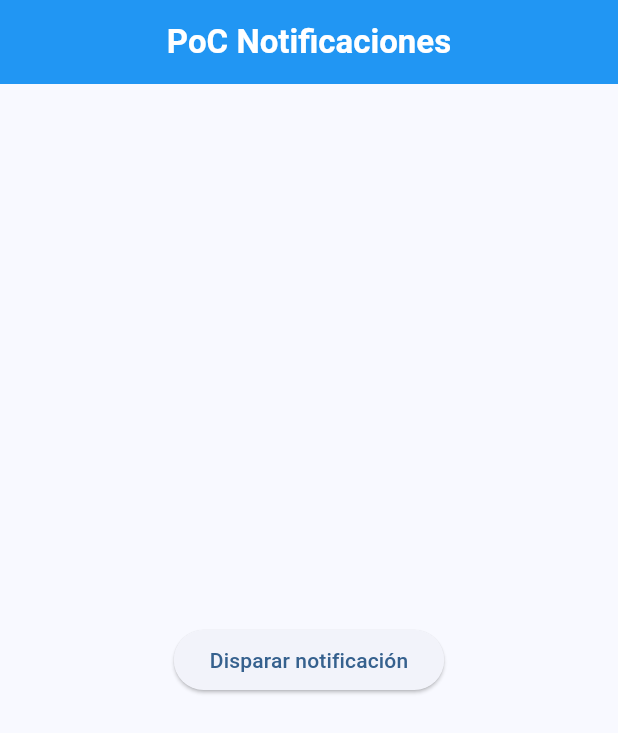
After one commit to DavidMarvel-2409/myhomework, a Flutter app: the screen it shows after launch, in the side drawer, after a tap on "PoC Notificaciones", on a phone screen of 412 x 824 dp. The commit adds this screen. Shown: the top 733 px of the screen. Run offline on Flutter 3.47's test engine with Material 3 defaults, Android fonts, the phone set to English and light mode, and no system bars; our stand-ins replace flutter_local_notifications, table_calendar.

Commit message:
Validacion tecnica de flutter_local_notifications

```diff
--- a/lib/main.dart
+++ b/lib/main.dart
@@ -1,6 +1,11 @@
 import 'package:flutter/material.dart';
 import 'app.dart';
+import 'services/notification_service.dart';
 
-void main() {
+void main() async {
+  WidgetsFlutterBinding.ensureInitialized();
+
+  await NotificationService.init();
+
   runApp(const MyApp());
 }
--- a/lib/routes/app_routes.dart
+++ b/lib/routes/app_routes.dart
@@ -7,6 +7,7 @@ import '../screens/splash_screen.dart';
 import '../screens/profile_screen.dart';
 import '../screens/about_screen.dart';
 import '../screens/help_screen.dart';
+import '../screens/notification_poc_screen.dart';
 
 class AppRoutes {
   static Map<String, WidgetBuilder> get routes => {
@@ -18,5 +19,6 @@ class AppRoutes {
     '/profile': (context) => const ProfileScreen(),
     '/about': (context) => const AboutScreen(),
     '/help': (context) => const HelpScreen(),
+    '/poc_notifications': (context) => const NotificationPoCScreen(),
   };
 }
--- /dev/null
+++ b/lib/screens/notification_poc_screen.dart
@@ -0,0 +1,28 @@
+import 'package:flutter/material.dart';
+import '../services/notification_service.dart';
+
+class NotificationPoCScreen extends StatelessWidget {
+  const NotificationPoCScreen({super.key});
+
+  @override
+  Widget build(BuildContext context) {
+    return Scaffold(
+      appBar: AppBar(title: const Text("PoC Notificaciones")),
+      body: Center(
+        child: ElevatedButton(
+          onPressed: () async {
+            print("BOTON PRESIONADO");
+            await NotificationService.showTestNotification();
+
+            print("NOTIFICACION ENVIADA");
+
+            ScaffoldMessenger.of(context).showSnackBar(
+              const SnackBar(content: Text("Notificación enviada")),
+            );
+          },
+          child: const Text("Disparar notificación"),
+        ),
+      ),
+    );
+  }
+}
--- /dev/null
+++ b/lib/services/notification_service.dart
@@ -0,0 +1,46 @@
+import 'package:flutter_local_notifications/flutter_local_notifications.dart';
+
+class NotificationService {
+  static final FlutterLocalNotificationsPlugin _plugin =
+      FlutterLocalNotificationsPlugin();
+
+  static Future<void> init() async {
+    const AndroidInitializationSettings androidSettings =
+        AndroidInitializationSettings('@mipmap/ic_launcher');
+
+    const InitializationSettings settings = InitializationSettings(
+      android: androidSettings,
+    );
+
+    await _plugin.initialize(settings);
+
+    final androidPlugin = _plugin
+        .resolvePlatformSpecificImplementation<
+          AndroidFlutterLocalNotificationsPlugin
+        >();
+
+    await androidPlugin?.requestNotificationsPermission();
+  }
+
+  static Future<void> showTestNotification() async {
+    const AndroidNotificationDetails androidDetails =
+        AndroidNotificationDetails(
+          'poc_channel',
+          'PoC Notifications',
+          channelDescription: 'Canal de pruebas',
+          importance: Importance.max,
+          priority: Priority.high,
+        );
+
+    const NotificationDetails details = NotificationDetails(
+      android: androidDetails,
+    );
+
+    await _plugin.show(
+      0,
+      'Prueba PoC',
+      'La notificación funciona correctamente',
+      details,
+    );
+  }
+}
--- a/lib/widgets/app_drawer.dart
+++ b/lib/widgets/app_drawer.dart
@@ -78,6 +78,13 @@ class AppDrawer extends StatelessWidget {
               _navigate(context, '/help');
             },
           ),
+          ListTile(
+            leading: const Icon(Icons.notifications),
+            title: const Text('PoC Notificaciones'),
+            onTap: () {
+              _navigate(context, '/poc_notifications');
+            },
+          ),
         ],
       ),
     );
--- a/pubspec.yaml
+++ b/pubspec.yaml
@@ -34,6 +34,7 @@ dependencies:
   # The following adds the Cupertino Icons font to your application.
   # Use with the CupertinoIcons class for iOS style icons.
   cupertino_icons: ^1.0.8
+  flutter_local_notifications: ^17.0.0
 
 dev_dependencies:
   flutter_test:
```
Also changed, not shown: 2 other files.
